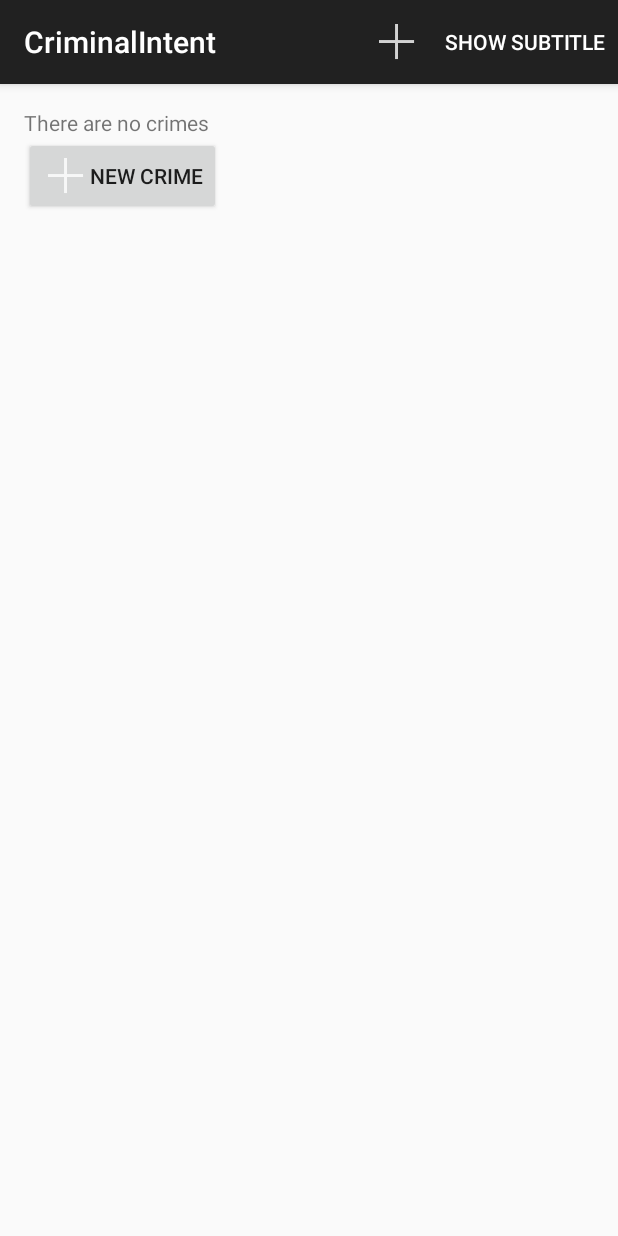
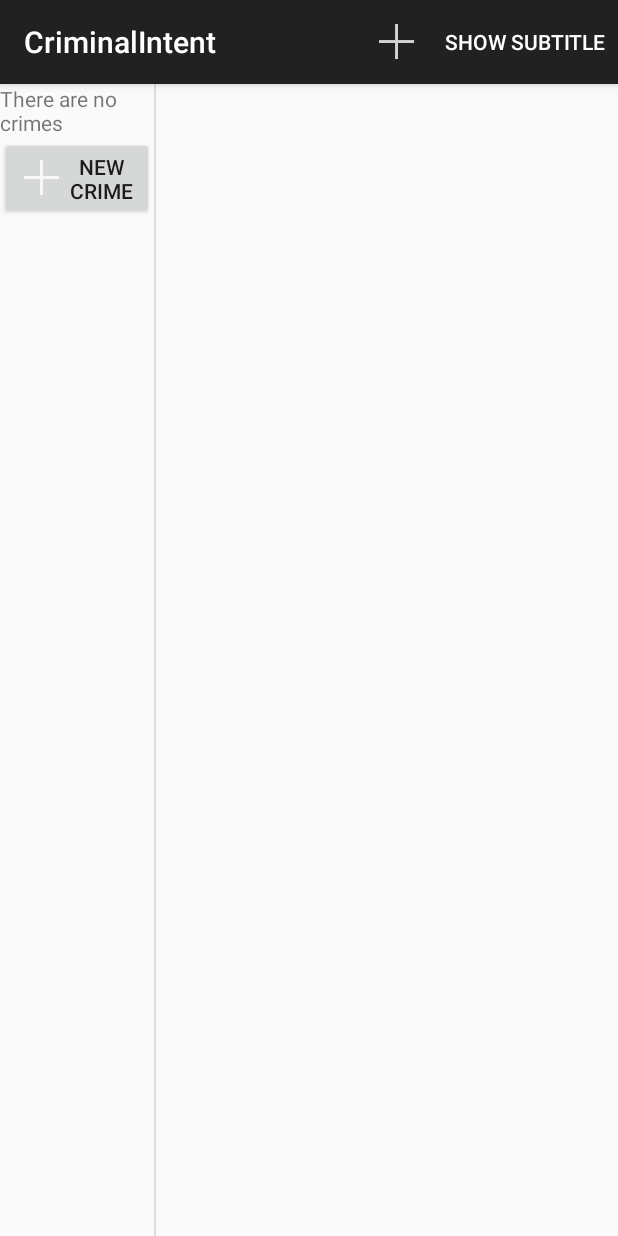
Before and after one commit to crystalDf/The-Big-Nerd-Ranch-Guide-2nd-Edition-Chapter-17-CriminalIntent, an Android app: the screen it shows after launch (CrimeListActivity), on a phone screen of 412 x 824 dp. Run offline under Robolectric (Android 15) with nearby library versions, the phone set to English and light mode, and no system bars.

```diff
--- a/app/build.gradle
+++ b/app/build.gradle
@@ -21,7 +21,7 @@ android {
 
 dependencies {
     compile fileTree(include: ['*.jar'], dir: 'libs')
-    compile 'com.android.support:appcompat-v7:23.1.0'
-    compile 'com.android.support:support-v4:23.1.0'
-    compile 'com.android.support:recyclerview-v7:23.1.0'
+    compile 'com.android.support:appcompat-v7:23.1.1'
+    compile 'com.android.support:support-v4:23.1.1'
+    compile 'com.android.support:recyclerview-v7:23.1.1'
 }
--- a/app/src/main/java/com/star/criminalintent/CrimeListActivity.java
+++ b/app/src/main/java/com/star/criminalintent/CrimeListActivity.java
@@ -9,4 +9,8 @@ public class CrimeListActivity extends SingleFragmentActivity {
         return new CrimeListFragment();
     }
 
+    @Override
+    protected int getLayoutResId() {
+        return R.layout.activity_twopane;
+    }
 }
--- /dev/null
+++ b/app/src/main/res/layout/activity_twopane.xml
@@ -0,0 +1,21 @@
+<?xml version="1.0" encoding="utf-8"?>
+<LinearLayout xmlns:android="http://schemas.android.com/apk/res/android"
+              android:orientation="horizontal"
+              android:layout_width="match_parent"
+              android:layout_height="match_parent"
+    android:divider="?android:attr/dividerHorizontal"
+    android:showDividers="middle">
+
+    <FrameLayout
+        android:id="@+id/fragment_container"
+        android:layout_width="0dp"
+        android:layout_height="match_parent"
+        android:layout_weight="1"/>
+
+    <FrameLayout
+        android:id="@+id/detail_fragment_container"
+        android:layout_width="0dp"
+        android:layout_height="match_parent"
+        android:layout_weight="3"/>
+
+</LinearLayout>
```
Also changed, not shown: 1 other file.
